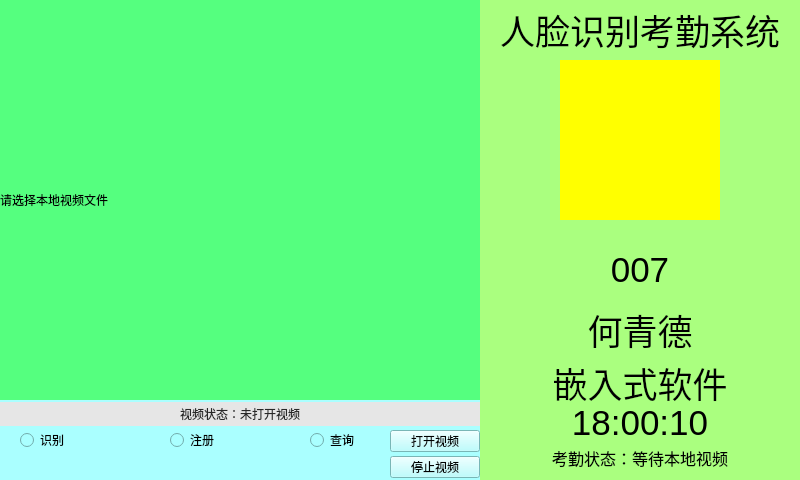
The window that src/facerecognitionwin.ui (cccoddad/edge-video-face-attendance-console) describes before a commit, drawn with Qt 5.
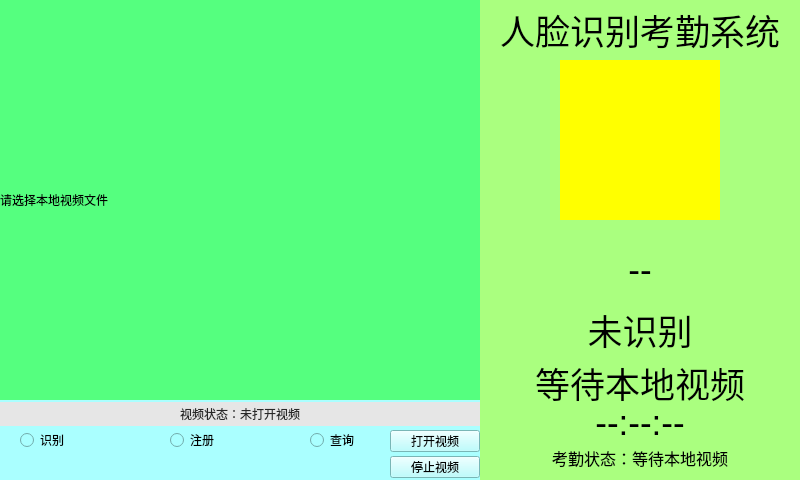
The same window after the commit.

Commit message: fix: clear placeholder identity and document video fallback

Diff of the .ui file:
```diff
--- a/src/facerecognitionwin.ui
+++ b/src/facerecognitionwin.ui
@@ -199,7 +199,7 @@
       </font>
      </property>
      <property name="text">
-      <string>007</string>
+      <string>--</string>
      </property>
      <property name="alignment">
       <set>Qt::AlignCenter</set>
@@ -220,7 +220,7 @@
       </font>
      </property>
      <property name="text">
-      <string>何青德</string>
+      <string>未识别</string>
      </property>
      <property name="alignment">
       <set>Qt::AlignCenter</set>
@@ -241,7 +241,7 @@
       </font>
      </property>
      <property name="text">
-      <string>嵌入式软件</string>
+      <string>等待本地视频</string>
      </property>
      <property name="alignment">
       <set>Qt::AlignCenter</set>
@@ -262,7 +262,7 @@
       </font>
      </property>
      <property name="text">
-      <string>18:00:10</string>
+      <string>--:--:--</string>
      </property>
      <property name="alignment">
       <set>Qt::AlignCenter</set>
```
The commit also changes 2 other files.
